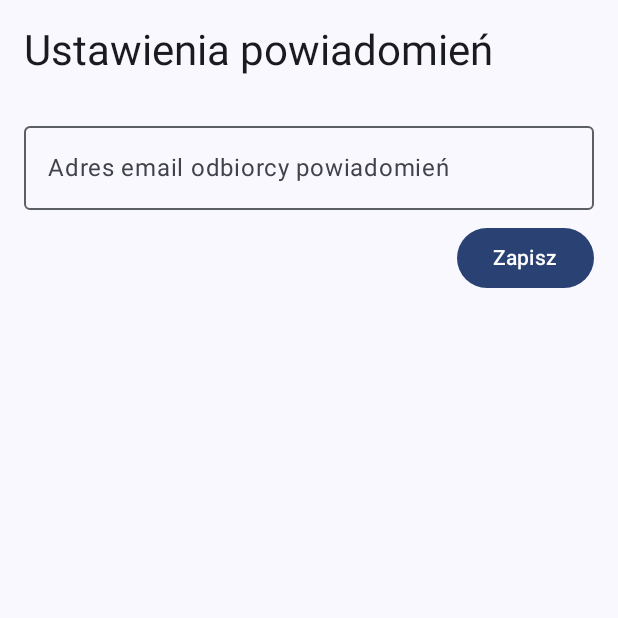
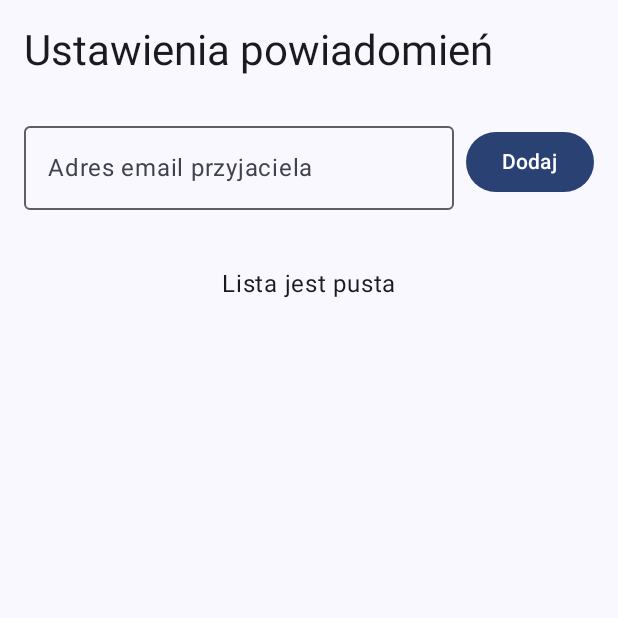
Before and after one commit to Matoxik/security-camera, an Android app built with Jetpack Compose: the NotificationPage screen opened through its navigation route, on a phone screen of 412 x 824 dp, the top half of it. Run offline under Robolectric (Android 15) with nearby library versions, the phone set to English and light mode, and no system bars; our stand-ins replace Firebase (no records; nobody signed in at launch, a user with empty details on screens opened directly), constraintlayout-compose; libraries missing offline, so code that uses them is left out: androidx.camera.core, androidx.camera.lifecycle, androidx.camera.view, com.google.mlkit.vision; 1 statement that could not run was skipped.

Commit message:
fix(notification): update notification functionality when users relogin, change notification page to lazy column with swipe to dismiss

```diff
--- a/app/src/main/java/com/macieandrz/securitycamera/pages/NotificationPage.kt
+++ b/app/src/main/java/com/macieandrz/securitycamera/pages/NotificationPage.kt
@@ -1,62 +1,68 @@
 package com.macieandrz.securitycamera.pages
 
 import android.Manifest
+import android.annotation.SuppressLint
 import android.os.Build
 import android.util.Patterns
 import android.widget.Toast
-import androidx.annotation.RequiresApi
-import androidx.compose.foundation.layout.Arrangement
-import androidx.compose.foundation.layout.Column
-import androidx.compose.foundation.layout.fillMaxSize
-import androidx.compose.foundation.layout.fillMaxWidth
-import androidx.compose.foundation.layout.padding
+import androidx.compose.foundation.background
+import androidx.compose.foundation.layout.*
+import androidx.compose.foundation.lazy.LazyColumn
+import androidx.compose.foundation.lazy.items
+import androidx.compose.foundation.shape.RoundedCornerShape
 import androidx.compose.foundation.text.KeyboardOptions
-import androidx.compose.material3.Button
-import androidx.compose.material3.MaterialTheme
-import androidx.compose.material3.OutlinedTextField
-import androidx.compose.material3.Text
-import androidx.compose.runtime.Composable
-import androidx.compose.runtime.collectAsState
-import androidx.compose.runtime.getValue
-import androidx.compose.runtime.mutableStateOf
-import androidx.compose.runtime.remember
-import androidx.compose.runtime.setValue
+import androidx.compose.material.icons.Icons
+import androidx.compose.material.icons.filled.Delete
+import androidx.compose.material3.*
+import androidx.compose.runtime.*
 import androidx.compose.ui.Alignment
 import androidx.compose.ui.Modifier
+import androidx.compose.ui.graphics.Color
 import androidx.compose.ui.platform.LocalContext
+import androidx.compose.ui.text.font.FontStyle
 import androidx.compose.ui.text.input.KeyboardType
 import androidx.compose.ui.unit.dp
+import androidx.compose.ui.unit.sp
 import androidx.navigation.NavController
 import com.google.accompanist.permissions.ExperimentalPermissionsApi
 import com.google.accompanist.permissions.rememberMultiplePermissionsState
-import com.macieandrz.securitycamera.viewModels.AuthViewModel
 import com.macieandrz.securitycamera.viewModels.NotificationViewModel
 import kotlinx.serialization.Serializable
 
 @Serializable
 object NotificationRoute
 
+data class FriendEmail(
+    val email: String,
+    val uid: String = email // We use email as a unique identifier
+)
 
-@OptIn(ExperimentalPermissionsApi::class)
+@OptIn(ExperimentalPermissionsApi::class, ExperimentalMaterial3Api::class)
 @Composable
 fun NotificationPage(
     modifier: Modifier = Modifier,
     navController: NavController,
     notificationViewModel: NotificationViewModel
 ) {
-    var recipientEmail by remember { mutableStateOf("") }
-    val currentEmail by notificationViewModel.recipientEmail.collectAsState()
     val context = LocalContext.current
 
+    // State for the new email
+    var newEmail by remember { mutableStateOf("") }
+
+    // State for the friend emails list
+    val friendEmails by notificationViewModel.friendEmails.collectAsState()
+
+    // State for permissions
     val notificationPermissionsState = rememberMultiplePermissionsState(
         permissions = listOf(Manifest.permission.POST_NOTIFICATIONS, Manifest.permission.INTERNET)
     )
 
     Column(
         modifier = modifier.fillMaxSize(),
-        verticalArrangement = Arrangement.Center,
+        verticalArrangement = Arrangement.Top,
         horizontalAlignment = Alignment.CenterHorizontally
     ) {
+        // Checking permissions
         if (!notificationPermissionsState.allPermissionsGranted && Build.VERSION.SDK_INT >= Build.VERSION_CODES.TIRAMISU) {
             Column {
                 Button(
@@ -65,13 +71,12 @@ fun NotificationPage(
                     Text(text = "Ask for permissions")
                 }
             }
-        }
-    }
-
-    if (notificationPermissionsState.allPermissionsGranted || Build.VERSION.SDK_INT < Build.VERSION_CODES.TIRAMISU) {
-
+        } else {
+            // Main content
             Column(
-            modifier = modifier.fillMaxSize().padding(16.dp),
+                modifier = Modifier
+                    .fillMaxSize()
+                    .padding(16.dp),
                 verticalArrangement = Arrangement.spacedBy(8.dp)
             ) {
                 Text(
@@ -80,37 +85,134 @@ fun NotificationPage(
                     modifier = Modifier.padding(bottom = 16.dp)
                 )
 
+                // Email input row
+                Row(
+                    modifier = Modifier.fillMaxWidth(),
+                    verticalAlignment = Alignment.CenterVertically
+                ) {
                     OutlinedTextField(
-                value = recipientEmail,
-                onValueChange = { recipientEmail = it },
-                label = { Text("Adres email odbiorcy powiadomień") },
-                modifier = Modifier.fillMaxWidth(),
+                        value = newEmail,
+                        onValueChange = { newEmail = it },
+                        label = { Text("Adres email przyjaciela") },
+                        modifier = Modifier.weight(1f),
                         keyboardOptions = KeyboardOptions(keyboardType = KeyboardType.Email),
-                placeholder = { Text(currentEmail.ifEmpty { "Wprowadź adres email" }) }
+                        placeholder = { Text("Wprowadź adres email") }
                     )
+
+                    Spacer(modifier = Modifier.width(8.dp))
 
                     Button(
                         onClick = {
-                    if (Patterns.EMAIL_ADDRESS.matcher(recipientEmail).matches()) {
-                        notificationViewModel.saveRecipientEmail(recipientEmail)
-                        Toast.makeText(context, "Email zapisany", Toast.LENGTH_SHORT).show()
+                            if (Patterns.EMAIL_ADDRESS.matcher(newEmail).matches()) {
+                                notificationViewModel.addFriendEmail(FriendEmail(newEmail))
+                                newEmail = "" // Clearing the field
+                                Toast.makeText(context, "Email dodany", Toast.LENGTH_SHORT).show()
                             } else {
-                        Toast.makeText(context, "Nieprawidłowy adres email", Toast.LENGTH_SHORT)
-                            .show()
+                                Toast.makeText(context, "Nieprawidłowy adres email", Toast.LENGTH_SHORT).show()
                             }
-                },
-                modifier = Modifier.align(Alignment.End)
+                        }
                     ) {
-                Text("Zapisz")
+                        Text("Dodaj")
+                    }
                 }
 
-            if (currentEmail.isNotEmpty()) {
-                Text(
-                    text = "Bieżący adres email odbiorcy: $currentEmail",
-                    style = MaterialTheme.typography.bodyMedium,
-                    modifier = Modifier.padding(top = 8.dp)
+                // List of friend emails
+                FriendEmailList(
+                    emails = friendEmails,
+                    onDelete = { email ->
+                        notificationViewModel.removeFriendEmail(email)
+                    }
                 )
             }
         }
     }
 }
+
+@Composable
+fun FriendEmailList(
+    emails: List<FriendEmail>,
+    onDelete: ((FriendEmail) -> Unit)? = null
+) {
+    Column(modifier = Modifier.fillMaxSize(), horizontalAlignment = Alignment.CenterHorizontally) {
+        if (emails.isEmpty()) {
+            Text(
+                text = "Lista jest pusta",
+                modifier = Modifier.padding(top = 32.dp),
+                style = MaterialTheme.typography.bodyLarge
+            )
+        } else {
+            FriendEmailLazyColumn(emails, onDelete)
+        }
+    }
+}
+
+@Composable
+fun FriendEmailLazyColumn(
+    emails: List<FriendEmail>,
+    onDelete: ((FriendEmail) -> Unit)? = null
+) {
+    LazyColumn(modifier = Modifier.padding(top = 16.dp)) {
+        items(items = emails, key = { it.uid }) { email ->
+            FriendEmailRow(email, onDelete)
+        }
+    }
+}
+
+@SuppressLint("SuspiciousIndentation")
+@Composable
+fun FriendEmailRow(
+    email: FriendEmail,
+    onDelete: ((FriendEmail) -> Unit)? = null
+) {
+    val dismissState = rememberSwipeToDismissBoxState(
+        confirmValueChange = { dismissValue ->
+            if (dismissValue == SwipeToDismissBoxValue.EndToStart)
+                onDelete?.invoke(email)
+            true
+        }
+    )
+
+    SwipeToDismissBox(
+        state = dismissState,
+        backgroundContent = {
+            Row(
+                modifier = Modifier
+                    .fillMaxWidth()
+                    .padding(start = 100.dp, end = 10.dp, top = 2.dp, bottom = 2.dp)
+                    .background(Color.Red),
+                horizontalArrangement = Arrangement.End,
+                verticalAlignment = Alignment.CenterVertically
+            ) {
+                Icon(
+                    imageVector = Icons.Default.Delete,
+                    contentDescription = "Usuń",
+                    tint = Color.White,
+                    modifier = Modifier.padding(end = 16.dp)
+                )
+            }
+        },
+        enableDismissFromEndToStart = true,
+        enableDismissFromStartToEnd = false
+    ) {
+        Surface(
+            modifier = Modifier
+                .fillMaxWidth()
+                .padding(vertical = 4.dp),
+            shape = RoundedCornerShape(10.dp),
+            tonalElevation = 1.dp
+        ) {
+            Row(
+                modifier = Modifier
+                    .padding(horizontal = 16.dp, vertical = 12.dp),
+                verticalAlignment = Alignment.CenterVertically,
+                horizontalArrangement = Arrangement.Start
+            ) {
+                Text(
+                    text = email.email,
+                    fontSize = 16.sp,
+                    fontStyle = FontStyle.Normal
+                )
+            }
+        }
+    }
+}
--- a/app/src/main/java/com/macieandrz/securitycamera/viewModels/CameraViewModel.kt
+++ b/app/src/main/java/com/macieandrz/securitycamera/viewModels/CameraViewModel.kt
@@ -28,8 +28,10 @@ import com.google.mlkit.vision.pose.PoseDetector
 import androidx.lifecycle.LifecycleOwner
 import com.google.android.gms.tasks.Tasks
 import com.google.mlkit.vision.common.InputImage
+import com.macieandrz.securitycamera.data.models.User
 import com.macieandrz.securitycamera.repository.FirebaseRepository
 import kotlinx.coroutines.Dispatchers
+import kotlinx.coroutines.tasks.await
 import java.io.File
 import java.io.FileOutputStream
 import java.io.IOException
@@ -41,8 +43,6 @@ class CameraViewModel(app: Application) : AndroidViewModel(app) {
 
 
     private val repo = FirebaseRepository(app.applicationContext)
-
-    private val notificationViewModel = NotificationViewModel(app)
 
     // Executors
     private val cameraExecutor: Executor = Executors.newSingleThreadExecutor()
@@ -151,14 +151,24 @@ class CameraViewModel(app: Application) : AndroidViewModel(app) {
                 override fun onImageSaved(outputFileResults: ImageCapture.OutputFileResults) {
                     Log.d("DEBUG", "Photo saved: ${photoFile.absolutePath}")
 
-                    // Send notification after saving photo
-                    val recipientEmail = notificationViewModel.getRecipientEmail()
-                    if (recipientEmail.isNotEmpty()) {
+                    // Get current friend list from firestore
+                    viewModelScope.launch {
+                        try {
+                            val currentUserId = repo.getCurrentUserId() ?: return@launch
+                            val userDoc = repo.getFirestore()
+                                .collection("users")
+                                .document(currentUserId)
+                                .get()
+                                .await()
+                            val user = userDoc.toObject(User::class.java)
+                            val friendsEmails = user?.friendsEmail ?: emptyList()
+
+                            if (friendsEmails.isNotEmpty()) {
                                 val timestamp = SimpleDateFormat("yyyy-MM-dd HH:mm:ss", Locale.getDefault())
                                     .format(Date())
 
-                        repo.sendNotificationViaFirestore(
-                            recipientEmail,
+                                repo.sendNotificationsViaFirestore(
+                                    friendsEmails,
                                     "Wykryto człowieka",
                                     "Wykryto osobę na posesji i wykonano zdjęcie o $timestamp",
                                     viewModelScope
@@ -166,6 +176,11 @@ class CameraViewModel(app: Application) : AndroidViewModel(app) {
                             }
 
                             onPhotoSaved()
+                        } catch (e: Exception) {
+                            Log.e("DEBUG", "Error fetching friends: ${e.message}")
+                            onPhotoSaved()
+                        }
+                    }
                 }
 
                 override fun onError(exception: ImageCaptureException) {
@@ -175,6 +190,7 @@ class CameraViewModel(app: Application) : AndroidViewModel(app) {
         )
     }
 
+
     override fun onCleared() {
         super.onCleared()
         poseDetector.close()
--- a/app/src/main/java/com/macieandrz/securitycamera/viewModels/NotificationViewModel.kt
+++ b/app/src/main/java/com/macieandrz/securitycamera/viewModels/NotificationViewModel.kt
@@ -2,28 +2,97 @@ package com.macieandrz.securitycamera.viewModels
 
 import android.app.Application
 import android.content.Context
+import android.util.Log
 import androidx.lifecycle.AndroidViewModel
+import androidx.lifecycle.viewModelScope
+import com.google.firebase.auth.FirebaseAuth
+import com.macieandrz.securitycamera.data.models.User
+import com.macieandrz.securitycamera.pages.FriendEmail
+import com.macieandrz.securitycamera.repository.FirebaseRepository
+import kotlinx.coroutines.Dispatchers
 import kotlinx.coroutines.flow.MutableStateFlow
 import kotlinx.coroutines.flow.StateFlow
+import kotlinx.coroutines.launch
+import kotlinx.coroutines.tasks.await
+
+class NotificationViewModel(app: Application) : AndroidViewModel(app) {
+    private val repo = FirebaseRepository(app.applicationContext)
+    private var authStateListener: FirebaseAuth.AuthStateListener? = null
+
+    private val _friendEmails = MutableStateFlow<List<FriendEmail>>(emptyList())
+    val friendEmails: StateFlow<List<FriendEmail>> = _friendEmails
+
+    init {
+        setupAuthStateListener()
+    }
+
+    // If auth state changed update variables
+    private fun setupAuthStateListener() {
+        val auth = repo.getAuth()
+        authStateListener = FirebaseAuth.AuthStateListener { firebaseAuth ->
+            val user = firebaseAuth.currentUser
+          // User logged in
+            if (user != null) {
+                fetchFriendEmails()
+            } else {
+                // User logout
+                _friendEmails.value = emptyList()
+            }
+        }
+        auth.addAuthStateListener(authStateListener!!)
+    }
+
+    override fun onCleared() {
+        super.onCleared()
+        authStateListener?.let {
+            repo.getAuth().removeAuthStateListener(it)
+        }
+    }
 
 
-class NotificationViewModel(app: Application) : AndroidViewModel(app) {
-    private val sharedPrefs = app.getSharedPreferences("notification_prefs",
-        Context.MODE_PRIVATE)
-
-    private val _recipientEmail = MutableStateFlow("")
-    val recipientEmail: StateFlow<String> = _recipientEmail
-
-    init {
-        _recipientEmail.value = getRecipientEmail()
+    private fun fetchFriendEmails() {
+        viewModelScope.launch {
+            try {
+                val currentUserId = repo.getCurrentUserId() ?: return@launch
+                val userDoc = repo.getFirestore().collection("users").document(currentUserId).get().await()
+                val user = userDoc.toObject(User::class.java)
+                val emails = user?.friendsEmail ?: emptyList()
+                _friendEmails.value = emails.map { FriendEmail(it) }
+            } catch (e: Exception) {
+                Log.e("DEBUG", "NotificationViewModel fetchFriendEmails() failed: ${e.message}")
+            }
+        }
     }
 
-    fun saveRecipientEmail(email: String) {
-        sharedPrefs.edit().putString("recipient_email", email).apply()
-        _recipientEmail.value = email
+    fun addFriendEmail(email: FriendEmail) {
+
+        if (_friendEmails.value.any { it.email == email.email }) {
+            return
+        }
+
+        val currentEmails = _friendEmails.value.toMutableList()
+        currentEmails.add(email)
+        _friendEmails.value = currentEmails
+
+        updateFriendEmailsInFirestore()
     }
 
-    fun getRecipientEmail(): String {
-        return sharedPrefs.getString("recipient_email", "") ?: ""
+    fun removeFriendEmail(email: FriendEmail) {
+        val currentEmails = _friendEmails.value.toMutableList()
+        currentEmails.removeIf { it.email == email.email }
+        _friendEmails.value = currentEmails
+
+        updateFriendEmailsInFirestore()
+    }
+    private fun updateFriendEmailsInFirestore() {
+        viewModelScope.launch {
+            val emailStrings = _friendEmails.value.map { it.email }
+            val userUpdate = User(
+                uid = repo.getCurrentUserId(),
+                friendsEmail = emailStrings
+            )
+
+            repo.updateUserFriendList(userUpdate)
+        }
     }
 }
```
Also changed, not shown: app/src/main/java/com/macieandrz/securitycamera/repository/FirebaseRepository.kt (+16 -6 lines). Lines whose indentation alone changed are shown as unchanged.
